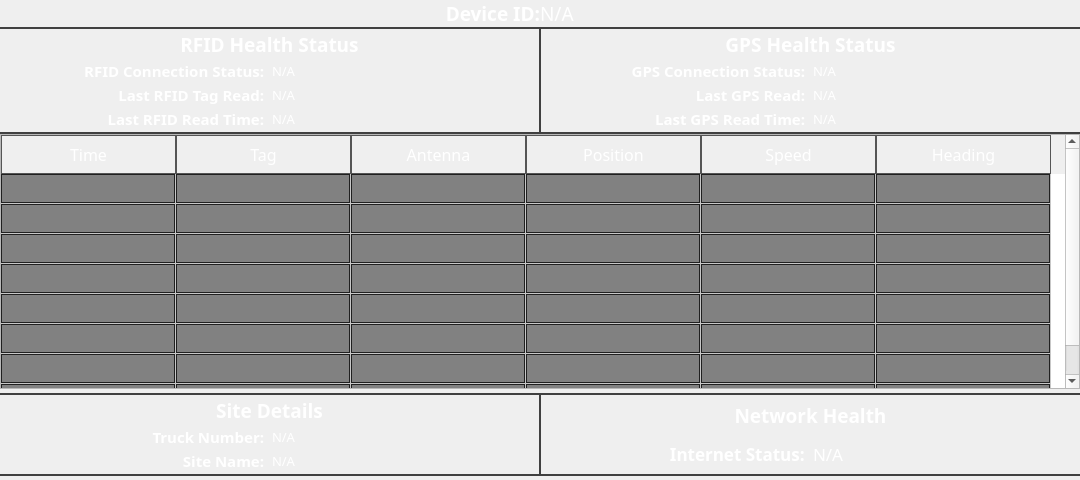
This is ui/screens/overview.ui in samissa730/NexusRFIDReader_Git as Qt 5 draws it before an edit. The edited form follows.
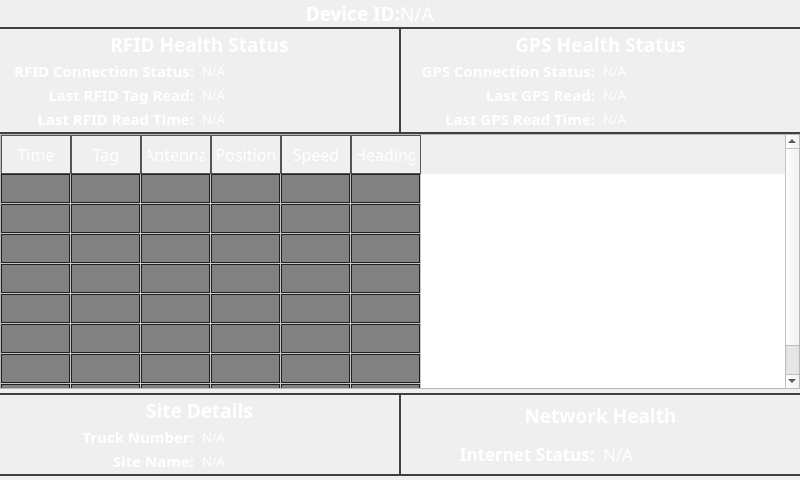
This is the edited form.

Commit message: Change table width

Patch:
```diff
--- a/ui/screens/overview.ui
+++ b/ui/screens/overview.ui
@@ -6,7 +6,7 @@
    <rect>
     <x>0</x>
     <y>0</y>
-    <width>1080</width>
+    <width>800</width>
     <height>480</height>
    </rect>
   </property>
@@ -613,10 +613,10 @@
         <bool>true</bool>
        </attribute>
        <attribute name="horizontalHeaderMinimumSectionSize">
-        <number>175</number>
+        <number>70</number>
        </attribute>
        <attribute name="horizontalHeaderDefaultSectionSize">
-        <number>175</number>
+        <number>70</number>
        </attribute>
        <attribute name="horizontalHeaderHighlightSections">
         <bool>true</bool>
```
The commit also changes 4 other files.
